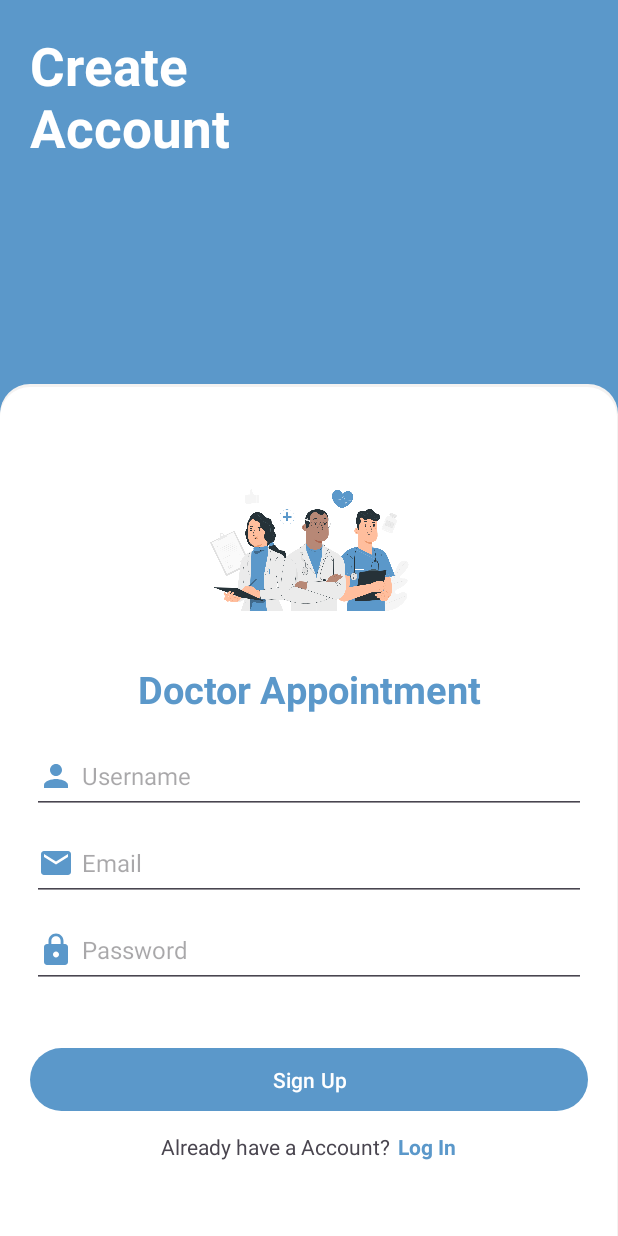
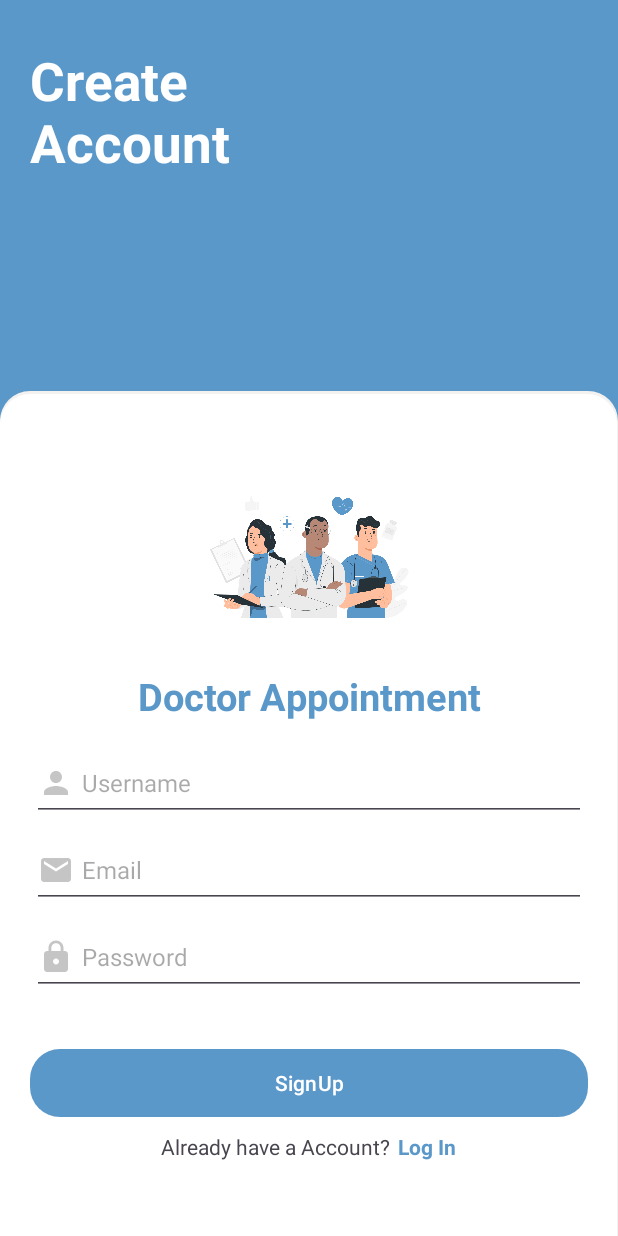
Before and after one commit to AroojAslam/DoctorAppointmentSystem, an Android app: the signup screen opened through its navigation route, on a phone screen of 412 x 824 dp. Run offline under Robolectric (Android 15) with nearby library versions, the phone set to English and light mode, and no system bars; our stand-ins replace Firebase (no records; nobody signed in at launch, a user with empty details on screens opened directly).

```diff
--- a/app/src/main/java/com/example/doctorappointmentsystem/CategorieAdapter.kt
+++ b/app/src/main/java/com/example/doctorappointmentsystem/CategoryAdapter.kt
@@ -6,9 +6,9 @@ import android.widget.TextView
 import androidx.recyclerview.widget.RecyclerView
 import com.example.doctorappointmentsystem.R
 
-class CategorieAdapter(private val dataList: List<String>, private val icons: List<String>) : RecyclerView.Adapter<CategorieAdapter.ViewHolder>() {
+class CategoryAdapter(private val dataList: List<String>, private val icons: List<String>) : RecyclerView.Adapter<CategoryAdapter.ViewHolder>() {
 
-    override fun onCreateViewHolder(parent: ViewGroup, viewType: Int): ViewHolder {
+    override   fun onCreateViewHolder(parent: ViewGroup, viewType: Int): ViewHolder {
         val view = LayoutInflater.from(parent.context).inflate(R.layout.item_horizontal_list, parent, false)
         return ViewHolder(view)
     }
--- a/app/src/main/java/com/example/doctorappointmentsystem/Doctor.kt
+++ b/app/src/main/java/com/example/doctorappointmentsystem/Doctor.kt
@@ -1,8 +1,6 @@
 package com.example.doctorappointmentsystem
 
 data class Doctor(
-    val name: String?,
-    val specialties: String?,
-    val about: String?,
-    val id: String?
+    val name: String,
+    val specialty: String
 )
--- a/app/src/main/java/com/example/doctorappointmentsystem/HomePage.kt
+++ b/app/src/main/java/com/example/doctorappointmentsystem/HomePage.kt
@@ -1,5 +1,5 @@
 package com.example.doctorappointmentsystem
-import CategorieAdapter
+import CategoryAdapter
 import DoctorAdapter
 import android.os.Bundle
 import androidx.fragment.app.Fragment
@@ -14,10 +14,9 @@ import androidx.recyclerview.widget.LinearLayoutManager
 import androidx.recyclerview.widget.RecyclerView
 import com.google.firebase.auth.FirebaseAuth
 import com.google.firebase.firestore.FirebaseFirestore
-import kotlinx.coroutines.Dispatchers
-import kotlinx.coroutines.GlobalScope
 
 class HomePage : Fragment() {
+    private lateinit var doctorAdapter: DoctorAdapter
     private lateinit var auth: FirebaseAuth
     private val doctorList = mutableListOf<Doctor>()
     private lateinit var recyclerView: RecyclerView
@@ -40,18 +39,29 @@ class HomePage : Fragment() {
             "@drawable/ic_bone",
             "@drawable/ic_brain"
         )
-        val recyclerView: RecyclerView = view.findViewById(R.id.horizontalRecyclerView)
-        val doctorRecyclerView: RecyclerView = view.findViewById(R.id.verticalRecyclerView)
-        val doctorLayoutManager =
-            LinearLayoutManager(requireContext(), LinearLayoutManager.VERTICAL, false)
-        val layoutManager =
-            LinearLayoutManager(requireContext(), LinearLayoutManager.HORIZONTAL, false)
-        recyclerView.layoutManager = layoutManager
-        val adapter = CategorieAdapter(DocType, icons)
-        recyclerView.adapter = adapter
-        doctorRecyclerView.layoutManager = doctorLayoutManager
+//        val recyclerView: RecyclerView = view.findViewById(R.id.horizontalRecyclerView)
+//        val layoutManager = LinearLayoutManager(requireContext(), LinearLayoutManager.HORIZONTAL, false)
+//        recyclerView.layoutManager = layoutManager
+//        val adapter = CategoryAdapter(DocType, icons)
+//        recyclerView.adapter = adapter
+//        recyclerView.layoutManager = LinearLayoutManager(requireContext())
+        val recyclerView1: RecyclerView = view.findViewById(R.id.horizontalRecyclerView)
+        val layoutManager = LinearLayoutManager(requireContext(), LinearLayoutManager.HORIZONTAL, false)
+        recyclerView1.layoutManager = layoutManager
+        val adapter = CategoryAdapter(DocType,icons)
+        recyclerView1.adapter = adapter
 
 
+
+        recyclerView = view.findViewById(R.id.verticalRecyclerView)
+        recyclerView.layoutManager = LinearLayoutManager(requireContext())
+
+        // Initialize and set the adapter
+        doctorAdapter = DoctorAdapter(doctorList)
+        recyclerView.adapter = doctorAdapter
+
+        // Fetch data from Firestore
+        fetchDoctorsFromFirestore()
         val appButton: Button = view.findViewById(R.id.button2)
         appButton.setOnClickListener {
             findNavController().navigate(R.id.action_homePage_to_yourAppointment)
@@ -59,36 +69,23 @@ class HomePage : Fragment() {
 
         return view
     }
-    override fun onViewCreated(view: View, savedInstanceState: Bundle?) {
-        super.onViewCreated(view, savedInstanceState)
-
-        recyclerView = view.findViewById(R.id.verticalRecyclerView)
-        recyclerView.layoutManager = LinearLayoutManager(requireContext())
-        val adapter = DoctorAdapter(doctorList)
-        recyclerView.adapter = adapter
-
-        fetchDataFromFirestore()
-    }
-    private fun fetchDataFromFirestore() {
-        firestore.collection("doctor")
+    private fun fetchDoctorsFromFirestore() {
+        val db = FirebaseFirestore.getInstance()
+        db.collection("doctor")
             .get()
-            .addOnSuccessListener { result ->
-                for (document in result) {
-                    val name = document.getString("name")
-                    val specialties = document.getString("specialties")
-                    val about = document.getString("about")
-                    val id = document.getString("id")
-
-                    val doctor = Doctor(name, specialties, about, id)
-                    doctorList.add(doctor)
+            .addOnCompleteListener { task ->
+                if (task.isSuccessful) {
+                    val doctors = mutableListOf<Doctor>()
+                    for (document in task.result!!) {
+                        val name = document.getString("name") ?: ""
+                        val specialty = document.getString("specialty") ?: ""
+                        doctors.add(Doctor(name, specialty))
+                    }
+                    doctorList.addAll(doctors)
+                    doctorAdapter.notifyDataSetChanged()
+                } else {
+                    // Handle errors
                 }
-
-                // Notify the adapter that the data set has changed
-                recyclerView.adapter?.notifyDataSetChanged()
-            }
-            .addOnFailureListener { exception ->
-                // Handle errors
-                println("Error getting documents: $exception")
             }
     }
 }
--- a/app/src/main/res/layout/fragment_appointment_form.xml
+++ b/app/src/main/res/layout/fragment_appointment_form.xml
@@ -125,7 +125,6 @@
                 android:layout_width="match_parent"
                 android:layout_marginTop="16dp"
                 android:hint="Selected Time"
-                android:focusable="false"
                 android:textSize="16sp"/>
         </LinearLayout>
 
--- a/app/src/main/res/layout/fragment_home_page.xml
+++ b/app/src/main/res/layout/fragment_home_page.xml
@@ -68,11 +68,12 @@
        android:layout_width="wrap_content"
        android:layout_height="wrap_content"
        android:layout_marginStart="20dp"
+       android:textStyle="bold"
        android:layout_weight="1"
        android:layout_marginBottom="20dp"
        android:text="Let\'s find \n your top Doctor"
        android:textColor="@color/white"
-       android:textSize="30sp" />
+       android:textSize="28sp" />
 
    <ImageView
        android:id="@+id/imageView4"
--- a/app/src/main/res/layout/fragment_signup.xml
+++ b/app/src/main/res/layout/fragment_signup.xml
@@ -7,41 +7,50 @@
     android:layout_height="match_parent"
     tools:context=".signup">
 
+
+    <androidx.constraintlayout.widget.ConstraintLayout
+        android:layout_width="match_parent"
+        android:layout_height="match_parent">
+
         <LinearLayout
+            android:id="@+id/linearLayout6"
             android:layout_width="match_parent"
-        android:gravity="start"
-        android:layout_marginTop="20dp"
+            android:layout_height="wrap_content"
+            android:layout_marginStart="20dp"
+            android:layout_marginTop="30dp"
             android:orientation="vertical"
-        android:layout_marginLeft="20dp"
-        android:layout_height="wrap_content">
+            app:layout_constraintStart_toStartOf="parent"
+            app:layout_constraintTop_toTopOf="parent"
+            tools:ignore="MissingConstraints">
 
             <TextView
                 android:id="@+id/textView16"
-            android:textStyle="bold"
-            android:textSize="35sp"
-            android:textColor="@color/white"
                 android:layout_width="match_parent"
                 android:layout_height="wrap_content"
                 android:layout_marginBottom="20dp"
-            android:text="Create\nAccount" />
+                android:text="Create\nAccount"
+                android:textColor="@color/white"
+                android:textSize="35sp"
+                android:textStyle="bold" />
 
         </LinearLayout>
 
         <LinearLayout
+            android:id="@+id/linearLayout5"
             android:layout_width="match_parent"
-        android:paddingTop="20dp"
             android:layout_height="wrap_content"
+            android:layout_gravity="bottom"
             android:background="@drawable/login_card"
             android:gravity="bottom"
-        android:layout_gravity="bottom"
             android:orientation="vertical"
+            android:paddingTop="20dp"
             app:layout_constraintBottom_toBottomOf="parent">
 
             <LinearLayout
                 android:id="@+id/signupLinearLayout"
-            android:layout_marginHorizontal="5dp"
                 android:layout_width="match_parent"
                 android:layout_height="wrap_content"
+                android:layout_marginHorizontal="5dp"
                 android:background="@android:color/white"
                 android:gravity="center"
                 android:orientation="vertical"
@@ -74,62 +83,65 @@
                     app:layout_constraintTop_toBottomOf="@+id/imageView3"
                     tools:ignore="MissingConstraints" />
 
+
                 <EditText
                     android:id="@+id/signupUsernameEditText"
                     android:layout_width="match_parent"
                     android:layout_height="50dp"
-                android:textSize="16sp"
                     android:layout_marginTop="16dp"
                     android:drawableLeft="@drawable/ic_user"
                     android:drawablePadding="5dp"
-                android:drawableTint="#5B98CA"
+                    android:drawableTint="@color/gray"
                     android:hint="Username"
-                android:inputType="text" />
+                    android:inputType="text"
+                    android:textSize="16sp" />
 
                 <EditText
                     android:id="@+id/signupEmailEditText"
                     android:layout_width="match_parent"
                     android:layout_height="50dp"
                     android:layout_marginTop="8dp"
-                android:textSize="16sp"
                     android:drawableLeft="@drawable/ic_email"
                     android:drawablePadding="5dp"
-                android:drawableTint="#5B98CA"
+                    android:drawableTint="@color/gray"
                     android:hint="Email"
-                android:inputType="textEmailAddress" />
+                    android:inputType="textEmailAddress"
+                    android:textSize="16sp" />
 
                 <EditText
                     android:id="@+id/signupPasswordEditText"
                     android:layout_width="match_parent"
-                android:textSize="16sp"
                     android:layout_height="50dp"
                     android:layout_below="@id/signupEmailEditText"
                     android:layout_marginTop="8dp"
                     android:drawableLeft="@drawable/ic_password"
                     android:drawablePadding="5dp"
-                android:drawableTint="#5B98CA"
+                    android:drawableTint="@color/gray"
                     android:hint="Password"
-                android:inputType="textPassword" />
+                    android:inputType="textPassword"
+                    android:textSize="16sp" />
 
             </LinearLayout>
 
             <Button
                 android:id="@+id/signupButton"
+                android:background="@drawable/my_button"
+                android:layout_width="match_parent"
+                android:layout_height="45dp"
+                android:layout_marginHorizontal="20dp"
                 android:layout_marginTop="20dp"
-            android:layout_width="match_parent"
-            android:layout_height="50dp"
                 android:layout_marginBottom="10dp"
-            android:layout_marginHorizontal="20dp"
-            android:text="Sign Up"
+                android:text="SignUp"
                 app:layout_constraintBottom_toTopOf="@+id/signupLinearLayout"
                 app:layout_constraintTop_toBottomOf="@+id/signupLinearLayout" />
+
 
             <LinearLayout
                 android:id="@+id/linearLayout7"
                 android:layout_width="wrap_content"
                 android:layout_height="wrap_content"
+                android:layout_gravity="center"
                 android:layout_marginBottom="50dp"
-            android:layout_gravity="center"
                 android:gravity="center"
                 android:orientation="horizontal"
                 app:layout_constraintBottom_toBottomOf="parent"
@@ -155,7 +167,20 @@
             </LinearLayout>
 
 
-
         </LinearLayout>
 
+        <ProgressBar
+            android:id="@+id/progressBar3"
+          android:indeterminateTint="@color/white"
+            android:indeterminate="true"
+            android:visibility="gone"
+            style="?android:attr/progressBarStyle"
+            android:layout_width="wrap_content"
+            android:layout_height="wrap_content"
+            android:layout_marginBottom="77dp"
+            app:layout_constraintBottom_toBottomOf="parent"
+            app:layout_constraintEnd_toEndOf="parent"
+            app:layout_constraintStart_toStartOf="parent" />
+
+    </androidx.constraintlayout.widget.ConstraintLayout>
 </FrameLayout>
--- a/app/src/main/res/layout/item_doctor.xml
+++ b/app/src/main/res/layout/item_doctor.xml
@@ -53,14 +53,14 @@
             android:layout_marginStart="16dp">
 
             <TextView
-                android:id="@+id/nameTextView"
+                android:id="@+id/tvDoctorName"
                 android:layout_width="match_parent"
                 android:layout_height="wrap_content"
                 android:textSize="18sp"
                 android:textStyle="bold" />
 
             <TextView
-                android:id="@+id/specialtiesTextView"
+                android:id="@+id/tvDoctorSpecialty"
                 android:layout_width="match_parent"
                 android:layout_height="wrap_content"
                 android:textSize="14sp" />
--- a/app/src/main/res/navigation/nag_graph.xml
+++ b/app/src/main/res/navigation/nag_graph.xml
@@ -3,7 +3,7 @@
     xmlns:app="http://schemas.android.com/apk/res-auto"
     xmlns:tools="http://schemas.android.com/tools"
     android:id="@+id/nag_graph"
-    app:startDestination="@id/startPage">
+    app:startDestination="@id/homePage">
 
     <fragment
         android:id="@+id/startPage"
--- a/app/src/main/res/values/colors.xml
+++ b/app/src/main/res/values/colors.xml
@@ -2,4 +2,5 @@
 <resources>
     <color name="black">#FF000000</color>
     <color name="white">#FFFFFFFF</color>
+    <color name="gray">#C5C5C5</color>
 </resources>
```
Also changed, not shown: app/src/main/java/com/example/doctorappointmentsystem/AppointmentForm.kt (+7 -11 lines), app/src/main/java/com/example/doctorappointmentsystem/DoctorAdapter.kt (+9 -14 lines), app/src/main/java/com/example/doctorappointmentsystem/DoctorProfile.kt (+1 -12 lines), app/src/main/java/com/example/doctorappointmentsystem/TimeSlotAdapter.kt (deleted, +0 -32 lines), app/src/main/java/com/example/doctorappointmentsystem/login.kt (+10 -5 lines), app/src/main/java/com/example/doctorappointmentsystem/signup.kt (+12 -4 lines), app/src/main/res/layout/fragment_doctor_profile.xml (+5 -8 lines), app/src/main/res/layout/fragment_login.xml (+36 -19 lines), app/src/main/res/layout/item_time_slot.xml (deleted, +0 -16 lines), app/src/main/res/menu/navigation_menu.xml (deleted, +0 -18 lines). Lines whose indentation alone changed are shown as unchanged.
